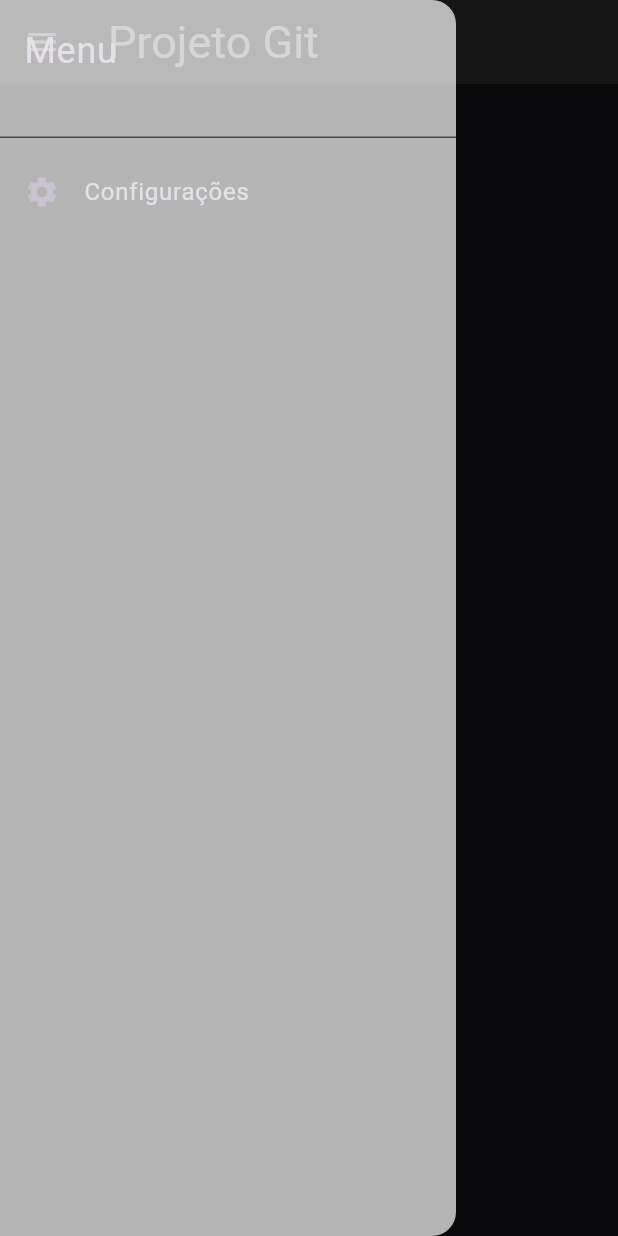
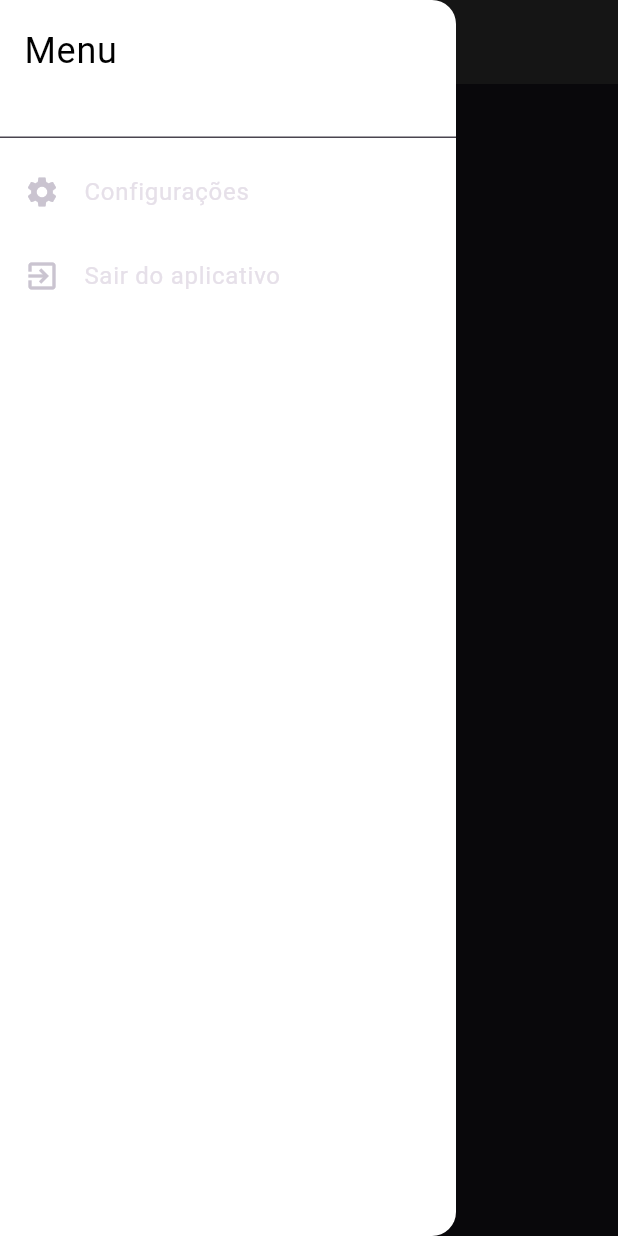
Before and after one commit to MichaelAlisson/projeto_git, a Flutter app: the screen it shows after launch, with the side drawer open, on a phone screen of 412 x 824 dp. Run offline on Flutter 3.47's test engine with Material 3 defaults, Android fonts, the phone set to English and light mode, and no system bars.

Commit message:
version 0.5

```diff
--- a/lib/main.dart
+++ b/lib/main.dart
@@ -15,20 +15,10 @@ class MyApp extends StatelessWidget {
           backgroundColor: const Color.fromARGB(255, 46, 45, 45),
           title: const Text('Projeto Git'),
           titleTextStyle: const TextStyle(color: Colors.white, fontSize: 30),
-          leading: Builder(
-            // Garantindo o contexto correto
-            builder: (context) => GestureDetector(
-              // Detectando o toque
-              onTap: () => Scaffold.of(context).openDrawer(),
-              child: Container(
-                child: Icon(Icons.menu),
-                color: const Color.fromARGB(255, 46, 45, 45),
-              ),
-            ),
-          ),
         ),
+        body: Container(),
         drawer: Drawer(
-          backgroundColor: Colors.white70,
+          backgroundColor: Colors.white,
           child: ListView(
             padding:
                 EdgeInsets.zero, //REMOVER O PREENCHIMENTO AO REDOR DA LISTA
@@ -38,12 +28,16 @@ class MyApp extends StatelessWidget {
                 child: DrawerHeader(
                   child: Text(
                     'Menu',
-                    style: TextStyle(fontSize: 24),
+                    style: TextStyle(fontSize: 24, color: Colors.black),
                   ),
                 ),
               ),
               ListTile(
                   title: Text('Configurações'), leading: Icon(Icons.settings)),
+              ListTile(
+                title: Text('Sair do aplicativo'),
+                leading: Icon(Icons.exit_to_app),
+              ),
             ],
           ),
         ),
```
